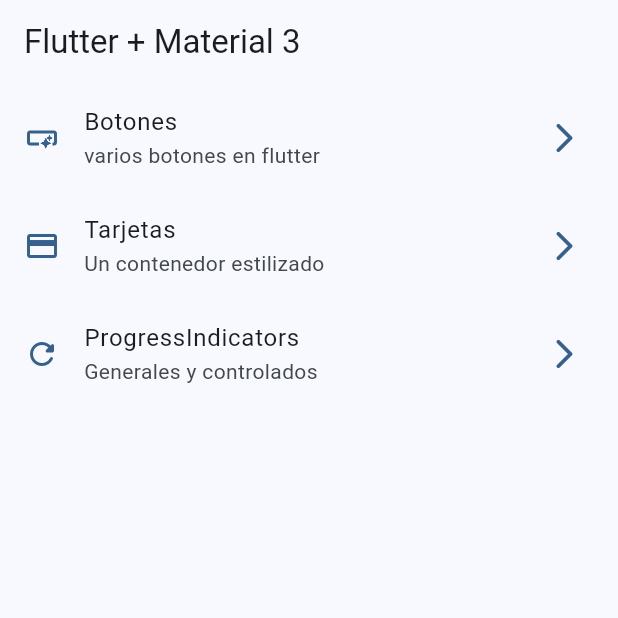
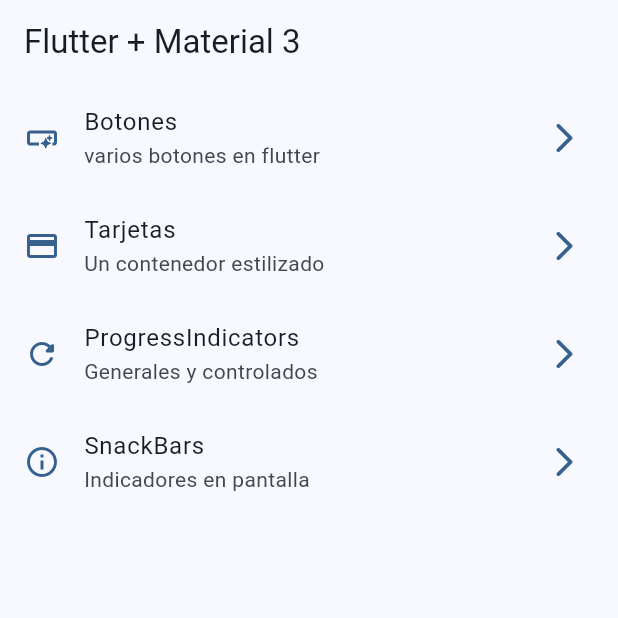
Before and after one commit to codigoinerte/flutter-widgets, a Flutter app: the screen it shows after launch, on a phone screen of 412 x 824 dp, the top half of it. Run offline on Flutter 3.47's test engine with Material 2 defaults, Android fonts, the phone set to English and light mode, and no system bars; our stand-ins replace go_router.

Commit message:
snackbars dialogos terminado

```diff
--- a/lib/config/menu/menu_items.dart
+++ b/lib/config/menu/menu_items.dart
@@ -33,4 +33,10 @@ const appMenuItems = <MenuItems>[
     link: "/refresh",
     icon: Icons.refresh_rounded
   ),
+  MenuItems(
+    title: "SnackBars",
+    subtitle: "Indicadores en pantalla",
+    link: "/snackbars",
+    icon: Icons.info_outline
+  ),
 ];
--- a/lib/config/router/app_router.dart
+++ b/lib/config/router/app_router.dart
@@ -25,5 +25,10 @@ final appRouter = GoRouter(
       name: ProgressScreen.name,
       builder: (context, state) => const ProgressScreen(),
     ),
+    GoRoute(
+      path: '/snackbars',
+      name: SnackBarScreen.name,
+      builder: (context, state) => const SnackBarScreen(),
+    ),
   ],
 );
--- a/lib/main.dart
+++ b/lib/main.dart
@@ -13,6 +13,7 @@ class MainApp extends StatelessWidget {
   @override
   Widget build(BuildContext context) {
     return MaterialApp.router(
+      title: 'Flutter widgets',
       routerConfig: appRouter,
       debugShowCheckedModeBanner: false,
       theme: AppTheme(selectedColor: 0).getTheme(),
```
Also changed, not shown: lib/presentation/screens/snackbar/snackbar_screen.dart (+65 -1 lines).
